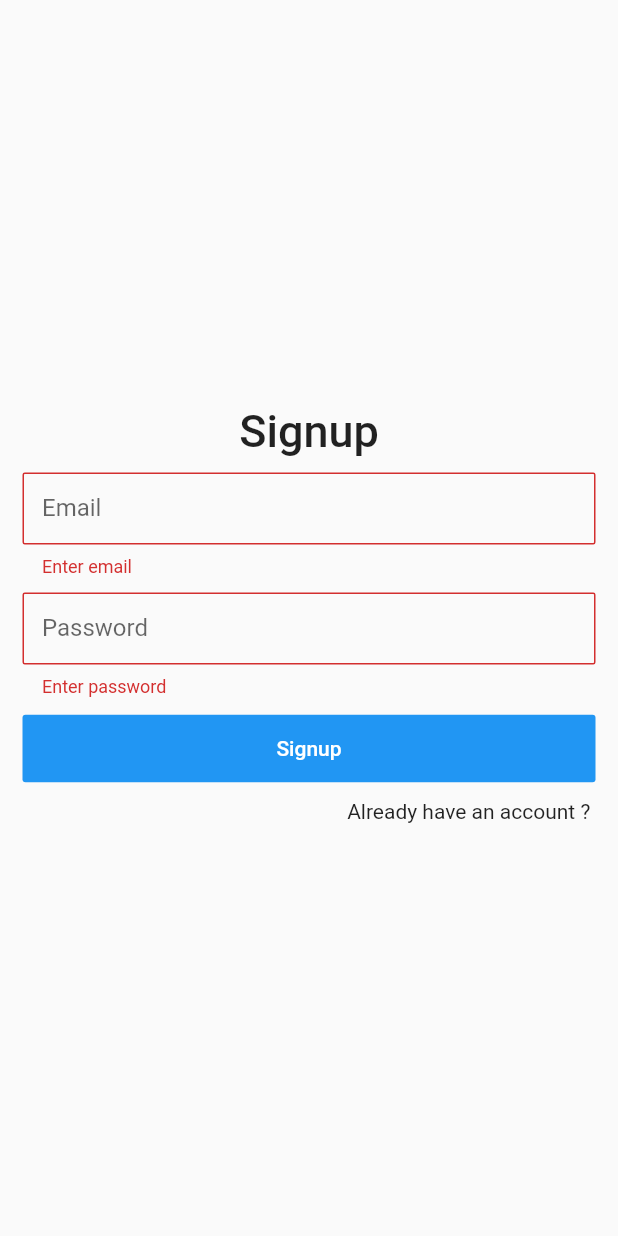
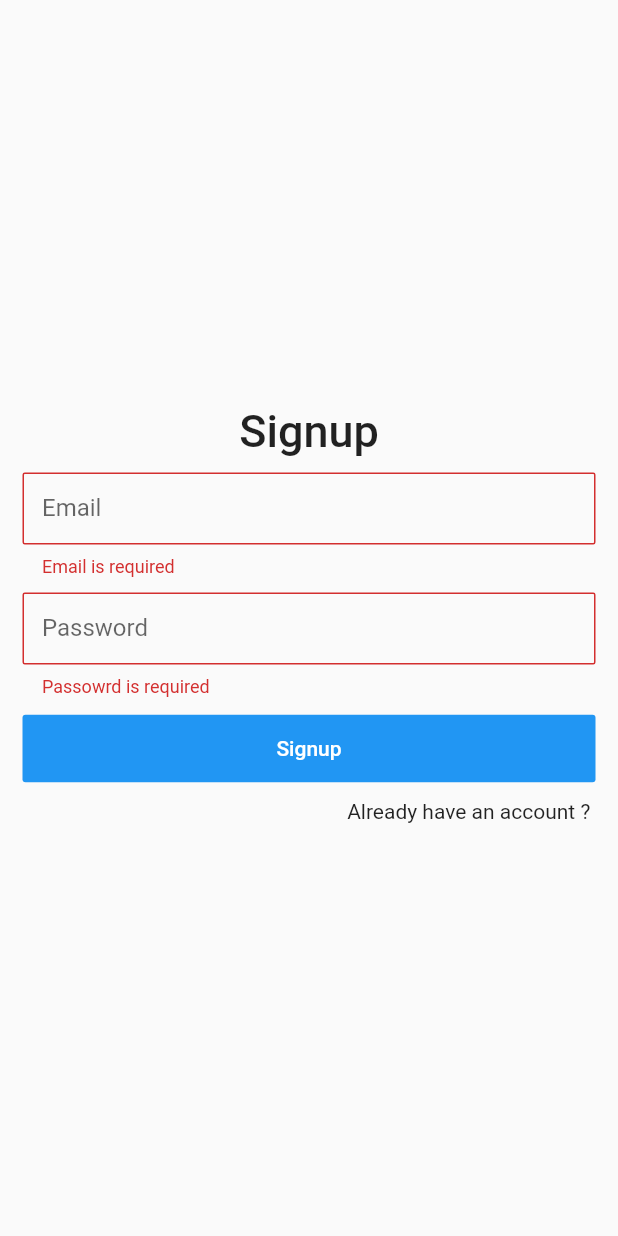
Before and after one commit to nirav4273/flutter-firebase-authentication, a Flutter app: the Signup screen opened directly, after a tap on "Signup", on a phone screen of 412 x 824 dp. Run offline on Flutter 3.47's test engine with Material 2 defaults, Android fonts, the phone set to English and light mode, and no system bars; our stand-ins replace firebase_auth; accounts and stored records are empty.

Commit message:
Refactor code

```diff
--- /dev/null
+++ b/lib/Modal/User.dart
@@ -0,0 +1,5 @@
+class User{
+  String email;
+  String password;
+  User({this.email,this.password});
+}
--- /dev/null
+++ b/lib/Modal/Validation.dart
@@ -0,0 +1,41 @@
+
+
+String isRequired(String val,String fieldName){
+  if(val == null || val ==''){
+    return "$fieldName is required";
+  }
+  return null;
+}
+
+String checkPasswordLength(String val){
+  if(val.length < 6){
+    return 'Password must be 6 digit';
+  }
+  return null;
+}
+
+
+
+String checkFieldValidation(String val,String fieldName,String fieldType){
+  String errorMsg = null;
+  switch(fieldType){
+    case 'text':{
+      errorMsg = isRequired(val, fieldName);
+      break;
+    }
+    case 'email':{
+      if(isRequired(val, fieldName) != null){
+        errorMsg = isRequired(val, fieldName);
+      }
+      break;
+    }
+    case 'password':{
+      if(isRequired(val, fieldName) != null){
+        errorMsg = isRequired(val, fieldName);
+      }else if(checkPasswordLength(val) != null){
+        errorMsg = checkPasswordLength(val);
+      }
+    }
+  }
+  return errorMsg;
+}
--- /dev/null
+++ b/lib/Theme/CustomStyle.dart
@@ -0,0 +1,24 @@
+import 'package:flutter/material.dart';
+
+InputDecoration TextFieldDecoration({String hintText,String labelText}){
+  return InputDecoration(
+      hintText: hintText,
+      labelText: labelText,
+//        errorStyle: TextStyle(
+//          color: Colors.red,
+//          wordSpacing: 5.0,
+//        ),
+//        labelStyle: TextStyle(
+//          color: Colors.green,
+//            letterSpacing: 1.3
+//        ),
+      hintStyle: TextStyle(
+          letterSpacing: 1.3
+      ),
+      contentPadding: EdgeInsets.all(13.0), // Inside box padding
+      border: OutlineInputBorder(
+          gapPadding: 0.0,
+          borderRadius: BorderRadius.circular(1.5)
+      )
+  );
+}
--- /dev/null
+++ b/lib/Widgets/CustomFlatButton.dart
@@ -0,0 +1,23 @@
+import 'package:flutter/material.dart';
+
+class CustonFlatButton extends StatelessWidget{
+
+  String title;
+  GestureTapCallback onPressed;
+  CustonFlatButton({@required this.title,@required this.onPressed});
+
+  @override
+  Widget build(BuildContext context) {
+    // TODO: implement build
+    return FlatButton(
+      color: Colors.blue,
+      child: Container(
+        height: 45.0,
+        alignment: Alignment.center,
+        width: double.infinity,
+        child: Text(title,style: TextStyle(color: Colors.white),),
+      ),
+      onPressed: onPressed
+    );
+  }
+}
--- /dev/null
+++ b/lib/Widgets/CustomTextButton.dart
@@ -0,0 +1,21 @@
+import 'package:flutter/material.dart';
+
+class CustomTextButton extends StatelessWidget{
+  String title;
+  GestureTapCallback onTap;
+
+  CustomTextButton({@required this.title,@required this.onTap});
+
+  @override
+  Widget build(BuildContext context) {
+    // TODO: implement build
+    return Container(
+      margin: EdgeInsets.only(top: 10.0,bottom: 5.0),
+      alignment: Alignment.centerRight,
+      child: InkResponse(
+        onTap: onTap,
+        child:  Text(title),
+      ),
+    );
+  }
+}
--- a/lib/pages/Signup.dart
+++ b/lib/pages/Signup.dart
@@ -3,12 +3,15 @@ import 'package:firebase_auth/firebase_auth.dart';
 import 'package:flutter/services.dart';
 import 'dart:io';
 import 'Login.dart';
+import 'Home.dart';
+import '../Widgets/Loader.dart';
+import '../Modal/User.dart';
+import '../Modal/Authenication.dart';
+import '../Theme/CustomStyle.dart';
+import '../Widgets/CustomFlatButton.dart';
+import '../Widgets/CustomTextButton.dart';
+import '../Modal/Validation.dart';
 
-class User{
-  String email;
-  String password;
-  User({this.email,this.password});
-}
 
 class Signup extends StatefulWidget{
   @override
@@ -19,7 +22,7 @@ class Signup extends StatefulWidget{
 }
 
 class SignupState extends State<Signup>{
-
+  Authentication _authentication;
   final _formKey = GlobalKey<FormState>();
   bool _autoValid = false;
 
@@ -34,6 +37,7 @@ class SignupState extends State<Signup>{
   void initState() {
     // TODO: implement initState
     super.initState();
+    _authentication = Authentication();
     email = FocusNode();
     password = FocusNode();
 
@@ -51,98 +55,25 @@ class SignupState extends State<Signup>{
         setState(() {
           loader = true;
         });
-        User u = User(email: emailCtrl.value.text,password: passwordCtrl.value.text);
+        FirebaseUser user = await _authentication.SignupUser(user:  User(email: emailCtrl.value.text,password: passwordCtrl.value.text));
 
-        print("USER $u");
-
-        FirebaseUser user = await FirebaseAuth.instance.createUserWithEmailAndPassword(email: u.email, password: u.password);
-        print("USER ${user}");
         setState(() {
           _autoValid = false;
           loader = false;
         });
         _formKey.currentState.reset();
-        showToast(context, "User signup successfully");
+
+        Navigator.pushReplacement(context, MaterialPageRoute(builder: (context)=> Home(user: user,)));
+        _authentication.ShowToast(context, "User signup successfully");
+
       } on PlatformException catch(e){
-        print(HandleError(e));
-        showToast(context, HandleError(e));
+
+        _authentication.ShowToast(context, _authentication.HandleError(e));
         setState(() {
           loader = false;
         });
       }
     }
-  }
-
-  showToast(BuildContext context,String message){
-    Scaffold.of(context).showSnackBar(
-        new SnackBar(
-          content: new Text(message),
-        )
-    );
-  }
-
-  HandleError(e){
-    String errorType;
-    print("E ${e.message}");
-    if (Platform.isAndroid) {
-      switch (e.message) {
-        case 'There is no user record corresponding to this identifier. The user may have been deleted.':
-          errorType = "User not found";
-          break;
-        case 'The password is invalid or the user does not have a password.':
-          errorType = "Invalid username passowrd";
-          break;
-        case 'The email address is already in use by another account.':
-          errorType = "User already register";
-          break;
-        case 'A network error (such as timeout, interrupted connection or unreachable host) has occurred.':
-          errorType = "Time our";
-          break;
-      // ...
-        default:
-          print('Case ${e.message} is not jet implemented');
-      }
-    } else if (Platform.isIOS) {
-      switch (e.code) {
-        case 'Error 17011':
-          errorType = "User not found";
-          break;
-        case 'Error 17009':
-          errorType = "Invalid username password";
-          break;
-        case 'Error 17020':
-          errorType = "Network error";
-          break;
-      // ...
-        default:
-          print('Case ${e.message} is not jet implemented');
-      }
-    }
-    return errorType;
-
-  }
-
-  InputDecoration textField({String hintText,String labelText}){
-    return InputDecoration(
-        hintText: hintText,
-        labelText: labelText,
-//        errorStyle: TextStyle(
-//          color: Colors.red,
-//          wordSpacing: 5.0,
-//        ),
-//        labelStyle: TextStyle(
-//          color: Colors.green,
-//            letterSpacing: 1.3
-//        ),
-        hintStyle: TextStyle(
-            letterSpacing: 1.3
-        ),
-        contentPadding: EdgeInsets.all(13.0), // Inside box padding
-        border: OutlineInputBorder(
-            gapPadding: 0.0,
-            borderRadius: BorderRadius.circular(1.5)
-        )
-    );
   }
 
   @override
@@ -154,12 +85,7 @@ class SignupState extends State<Signup>{
               return Stack(
                 children: <Widget>[
                   signupForm(context),
-                  loader ? Container(
-                    color: Colors.black26,
-                    child: Center(
-                      child: CircularProgressIndicator(),
-                    ),
-                  ) : Container()
+                  loader ? Loader() : Container()
                 ],
               );
             }
@@ -187,23 +113,18 @@ class SignupState extends State<Signup>{
                   email.unfocus();
                   FocusScope.of(context).requestFocus(password);
                 },
-                decoration:textField(
+                decoration:TextFieldDecoration(
                     hintText: "Email",
                     labelText: "Email"
                 ),
-                textAlign: TextAlign.center,
-                validator: (value){
-                  if(value == null || value == '' ){
-                    return "Enter email";
-                  }
-                },
+                validator: (value) => checkFieldValidation(value,'Email','email'),
               ),
               SizedBox(height: 10.0,),
               TextFormField(
                 controller: passwordCtrl,
                 focusNode: password,
                 obscureText: true,
-                decoration: textField(
+                decoration: TextFieldDecoration(
                     labelText: "Password",
                     hintText: "Password"
                 ),
@@ -211,37 +132,22 @@ class SignupState extends State<Signup>{
                   password.unfocus();
                   userSingup(context);
                 },
-                validator: (value){
-                  if(value == null || value == '' ){
-                    return "Enter password";
-                  }
-                },
-                textAlign: TextAlign.center,
+                validator: (value) => checkFieldValidation(value,'Passowrd','password'),
               ),
               SizedBox(height: 10.0,),
-              FlatButton(
-                color: Colors.blue,
-                child: Container(
-                  height: 45.0,
-                  alignment: Alignment.center,
-                  width: double.infinity,
-                  child: Text("Signup",style: TextStyle(color: Colors.white),),
-                ),
+              CustonFlatButton(
+                title: "Signup",
                 onPressed: (){
                   password.unfocus();
                   email.unfocus();
                   userSingup(context) ;
                 },
               ),
-              Container(
-                margin: EdgeInsets.only(top: 10.0,bottom: 5.0),
-                alignment: Alignment.centerRight,
-                child: InkResponse(
-                  onTap: (){
-                    Navigator.pushReplacement(context, MaterialPageRoute(builder: (context)=>Login()));
-                  },
-                  child:  Text("Already have an account ? "),
-                ),
+              CustomTextButton(
+                title:"Already have an account ? ",
+                onTap: (){
+                  Navigator.pushReplacement(context, MaterialPageRoute(builder: (context)=>Login()));
+                },
               )
             ],
           ),
```
Also changed, not shown: lib/Modal/Authenication.dart (added, +67 -0 lines), lib/Widgets/Loader.dart (added, +14 -0 lines), lib/pages/Login.dart (+26 -114 lines), 1 other file.
